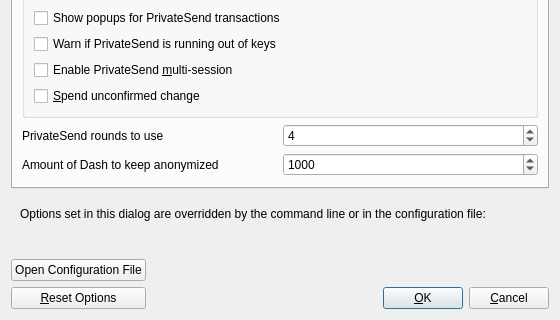
The window that src/qt/forms/optionsdialog.ui (uhlik-mdfkbtc-veles-development/veles) describes before a commit, drawn with Qt 5; both pictures show x 0 to 560 and y 145 to 465 of the 560 by 465 pixel window.
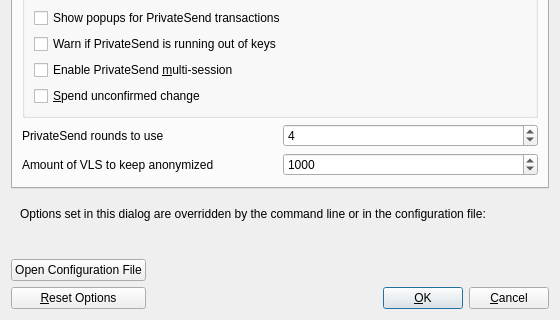
The same window after the commit. The open tabs and pages were chosen to show the change. Custom widgets are drawn as their Qt base class.

```diff
--- a/src/qt/forms/optionsdialog.ui
+++ b/src/qt/forms/optionsdialog.ui
@@ -328,7 +328,7 @@
             <string notr="true"/>
            </property>
            <property name="text">
-            <string>Amount of Dash to keep anonymized</string>
+            <string>Amount of VLS to keep anonymized</string>
            </property>
           </widget>
          </item>
```
Left out of the diff: 2 changed lines with no effect on the pictures.
